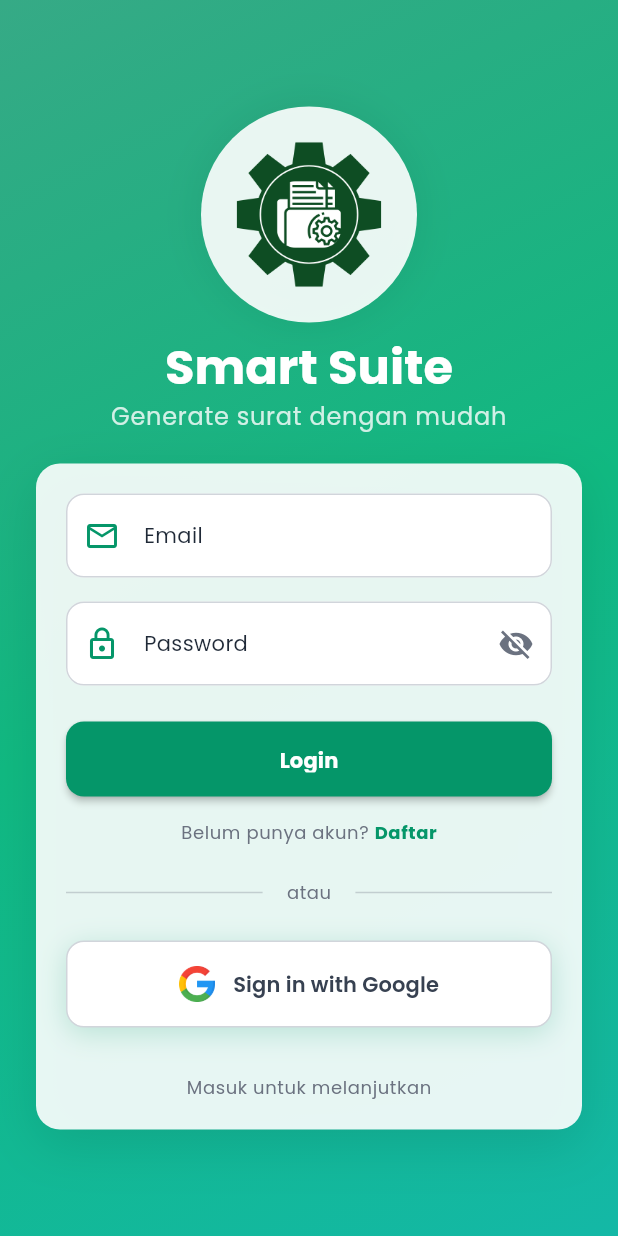
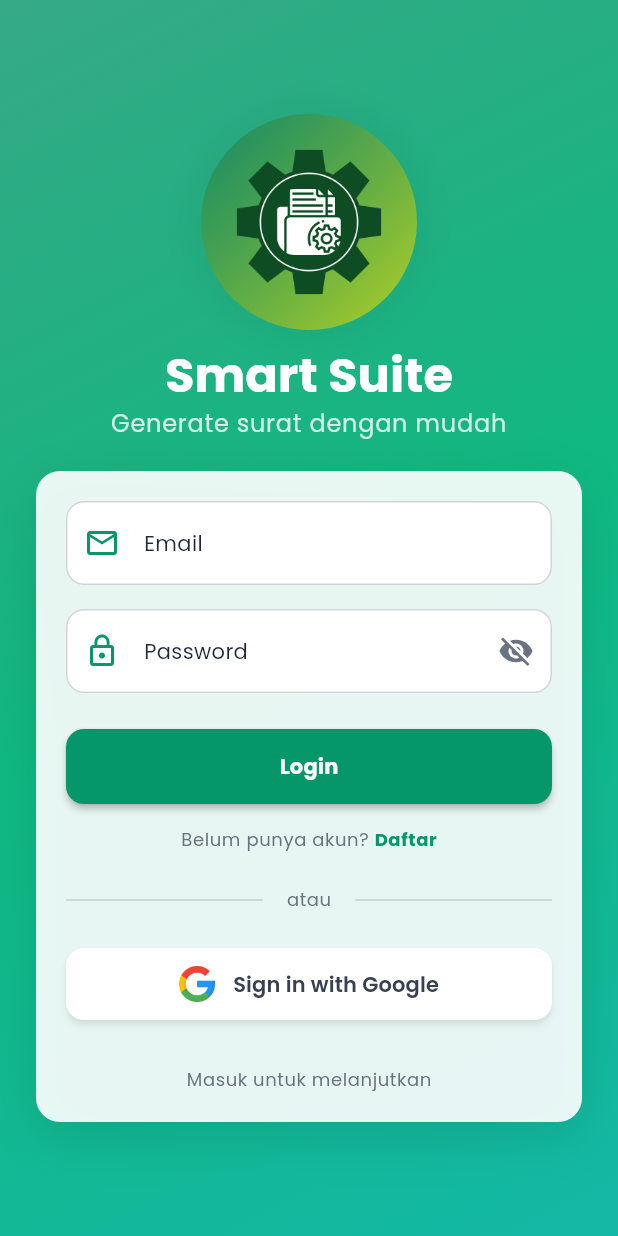
Before and after one commit to Ramadhan1710/gen-surat, a Flutter app: the screen it shows after launch, on a phone screen of 412 x 824 dp. Run offline on Flutter 3.47's test engine with Material 3 defaults, Android fonts, the phone set to English and light mode, and no system bars; our stand-ins replace dio, flutter_dotenv, flutter_local_notifications, get, google_fonts, google_sign_in and 7 more; missing offline and left inert: flutter_inappwebview; accounts and stored records are empty; statements that could not run were skipped.

Commit message:
feat(auth): update AuthLogo and GoogleSignInButton styles for improved UI consistency

```diff
--- a/lib/presentation/pages/auth/widgets/auth_logo.dart
+++ b/lib/presentation/pages/auth/widgets/auth_logo.dart
@@ -20,7 +20,20 @@
             padding: const EdgeInsets.all(12),
             decoration: BoxDecoration(
               shape: BoxShape.circle,
-              color: Colors.white.withValues(alpha: 0.9),
+              gradient: LinearGradient(
+                colors:
+                    isDark
+                        ? [
+                          AppColors.darkSecondary.withValues(alpha: 0.7),
+                          AppColors.darkPrimary.withValues(alpha: 0.6),
+                        ]
+                        : [
+                          AppColors.lightPrimaryVariant.withValues(alpha: 0.6),
+                          AppColors.lightSecondary.withValues(alpha: 0.7),
+                        ],
+                begin: Alignment.topLeft,
+                end: Alignment.bottomRight,
+              ),
               boxShadow: [
                 BoxShadow(
                   color: Colors.black.withValues(alpha: 0.05),
--- a/lib/presentation/pages/auth/widgets/email_login_form.dart
+++ b/lib/presentation/pages/auth/widgets/email_login_form.dart
@@ -1,4 +1,4 @@
- import 'package:flutter/material.dart';
+import 'package:flutter/material.dart';
 import '../../../../core/themes/app_colors.dart';
 import '../../../../core/themes/app_text_styles.dart';
 import '../../../viewmodels/auth/auth_viewmodel.dart';
@@ -128,6 +128,7 @@
                   borderRadius: BorderRadius.circular(12),
                 ),
                 elevation: 2,
+                padding: EdgeInsets.zero,
               ),
               child: Text(
                 'Login',
--- a/lib/presentation/pages/auth/widgets/google_sign_in_button.dart
+++ b/lib/presentation/pages/auth/widgets/google_sign_in_button.dart
@@ -3,9 +3,6 @@
 import '../../../../core/themes/app_text_styles.dart';
 import '../../../viewmodels/auth/auth_viewmodel.dart';
 
-/// Widget tombol Google Sign In yang reusable
-///
-/// PRINSIP: Single Responsibility - hanya handle Google sign in
 class GoogleSignInButton extends StatelessWidget {
   final AuthViewModel authViewModel;
   final bool isDark;
@@ -28,34 +25,18 @@
           child: Opacity(opacity: value, child: child),
         );
       },
-      child: Material(
-        color: Colors.transparent,
-        child: InkWell(
-          onTap: () async {
+      child: ElevatedButton(
+        onPressed: () async {
           await authViewModel.signInWithGoogle();
         },
+        style: ElevatedButton.styleFrom(
+          padding: EdgeInsets.zero,
+          backgroundColor: Colors.white,
+          shape: RoundedRectangleBorder(
             borderRadius: BorderRadius.circular(12),
-          child: Container(
-            width: double.infinity,
-            padding: const EdgeInsets.symmetric(vertical: 16),
-            decoration: BoxDecoration(
-              color: Colors.white,
-              borderRadius: BorderRadius.circular(12),
-              border: Border.all(
-                color:
-                    isDark
-                        ? AppColors.greyLight.withValues(alpha: 0.3)
-                        : AppColors.greyLight,
-                width: 1,
           ),
-              boxShadow: [
-                BoxShadow(
-                  color: AppColors.lightPrimary.withValues(alpha: 0.2),
-                  blurRadius: 15,
-                  spreadRadius: 0,
-                  offset: const Offset(0, 4),
-                ),
-              ],
+          elevation: 2,
+          shadowColor: Colors.black.withValues(alpha: 0.4),
         ),
         child: Row(
           mainAxisAlignment: MainAxisAlignment.center,
@@ -82,8 +63,6 @@
           ],
         ),
       ),
-        ),
-      ),
     );
   }
 }
```
Lines whose indentation alone changed are shown as unchanged.
